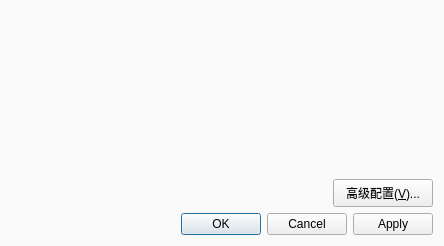
Old version of the form src/configure/configuredialog.ui in the repository sxyzccr/CCR-Plus.
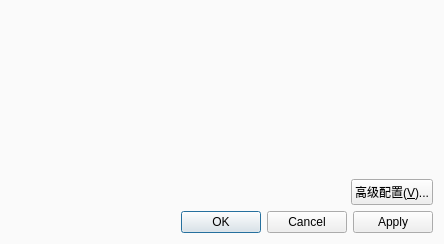
New version of the form.

Commit message: Resize widgets in ConfigureDialog

Diff of the .ui file:
```diff
--- a/src/configure/configuredialog.ui
+++ b/src/configure/configuredialog.ui
@@ -51,12 +51,6 @@
        <verstretch>0</verstretch>
       </sizepolicy>
      </property>
-     <property name="minimumSize">
-      <size>
-       <width>100</width>
-       <height>28</height>
-      </size>
-     </property>
      <property name="text">
       <string>高级配置(&amp;V)...</string>
      </property>
```
The commit also changes 2 other files.
